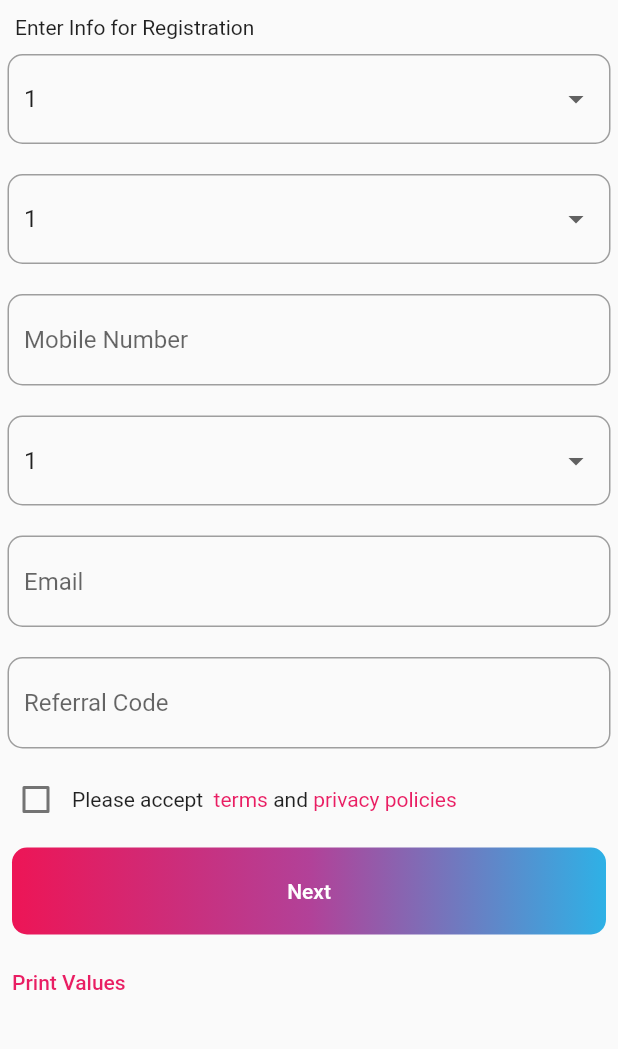
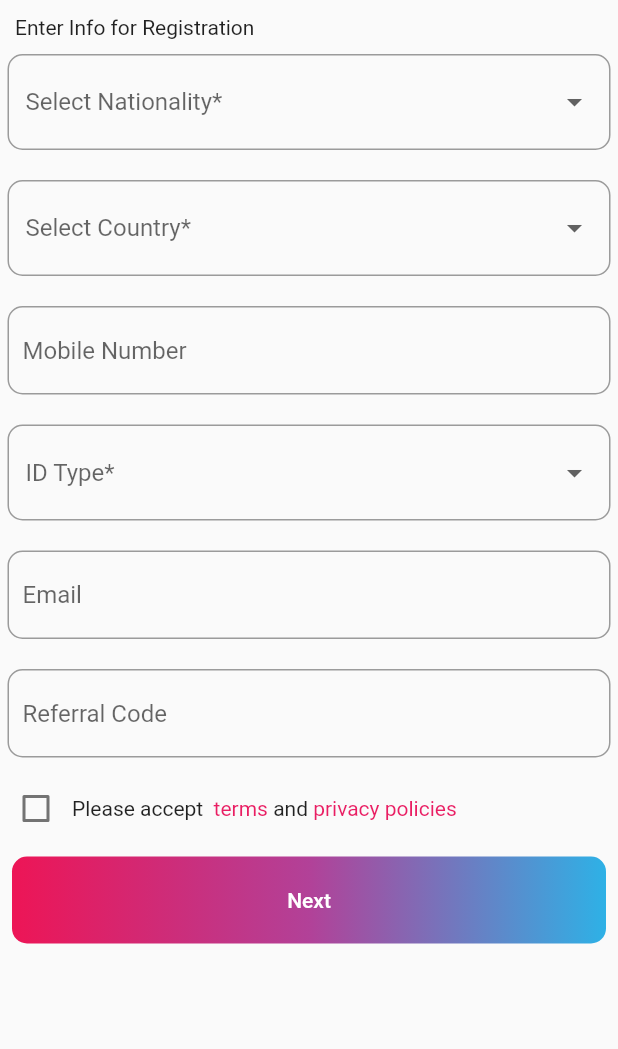
Before and after one commit to shuvo1997/sign_up, a Flutter app: the screen it shows after launch, on a phone screen of 412 x 824 dp, the part 150-1199 px from its top. Run offline on Flutter 3.47's test engine with Material 2 defaults, Android fonts, the phone set to English and light mode, and no system bars; our stand-ins replace get.

Commit message:
Added saved feature using text controller

```diff
--- a/lib/constants/field_lables.dart
+++ b/lib/constants/field_lables.dart
@@ -2,4 +2,7 @@ class FieldLabel {
   static String mobileFieldLabel = 'Mobile Number';
   static String emailFieldLabel = 'Email';
   static String referralFieldLabel = 'Referral Code';
+  static String nationalityFieldLabel = 'Select Nationality*';
+  static String countryFieldLabel = 'Select Country*';
+  static String idFieldLabel = 'ID Type*';
 }
--- a/lib/constants/field_list.dart
+++ b/lib/constants/field_list.dart
@@ -1,17 +1,47 @@
+import 'package:flutter/material.dart';
+
 import '../models/input_field.dart';
 import 'field_lables.dart';
 
-List<InputField> fields = [
-  InputField(labelName: 'Select Nationality', widgetType: WidgetType.DropDown),
-  InputField(labelName: 'Select Country', widgetType: WidgetType.DropDown),
+class FieldList {
+  static List<String> nationalityDropDown = [
+    'Bangladeshi',
+    'Indian',
+    'American'
+  ];
+  static List<String> countryCodeDropDown = ['BD +880', 'IN +91', 'USA +1'];
+
+  static List<String> idType = ['National ID', 'Birth Certificate '];
+  static List<InputField> fields = [
+    InputField(
+        labelName: FieldLabel.nationalityFieldLabel,
+        widgetType: WidgetType.DropDown,
+        dropDownValue: nationalityDropDown),
+    InputField(
+        labelName: FieldLabel.countryFieldLabel,
+        widgetType: WidgetType.DropDown,
+        dropDownValue: countryCodeDropDown),
     InputField(
         labelName: FieldLabel.mobileFieldLabel,
         widgetType: WidgetType.TextField,
-  ),
-  InputField(labelName: 'ID Type', widgetType: WidgetType.DropDown),
+        controller: TextEditingController()),
     InputField(
-      labelName: FieldLabel.emailFieldLabel, widgetType: WidgetType.TextField),
+        labelName: FieldLabel.idFieldLabel,
+        widgetType: WidgetType.DropDown,
+        dropDownValue: idType),
+    InputField(
+        labelName: FieldLabel.emailFieldLabel,
+        widgetType: WidgetType.TextField,
+        controller: TextEditingController()),
     InputField(
         labelName: FieldLabel.referralFieldLabel,
-      widgetType: WidgetType.TextField),
+        widgetType: WidgetType.TextField,
+        controller: TextEditingController()),
   ];
+
+  static void printValues() {
+    for (var value in fields) {
+      print(value.fieldValue);
+    }
+  }
+}
--- a/lib/models/input_field.dart
+++ b/lib/models/input_field.dart
@@ -9,6 +9,12 @@ class InputField {
   String labelName;
   WidgetType widgetType;
   String? fieldValue;
+  TextEditingController? controller;
+  List<String>? dropDownValue;
   InputField(
-      {required this.labelName, required this.widgetType, this.fieldValue});
+      {required this.labelName,
+      required this.widgetType,
+      this.fieldValue,
+      this.controller,
+      this.dropDownValue});
 }
--- a/lib/views/signup_view.dart
+++ b/lib/views/signup_view.dart
@@ -4,7 +4,6 @@ import 'package:sign_up/widgets/custom_button.dart';
 import 'package:sign_up/widgets/custom_dropdown.dart';
 import 'package:sign_up/widgets/gradient_appbar.dart';
 import 'package:sign_up/widgets/text_field.dart';
-import '../constants/field_lables.dart';
 import '../constants/field_list.dart';
 import '../controllers/signup_controller.dart';
 import '../models/input_field.dart';
@@ -17,24 +16,6 @@ class MySignUpPageView extends StatefulWidget {
 }
 
 class _MySignUpPageViewState extends State<MySignUpPageView> {
-  List<int> dropDownIntItems = List.generate(10, (index) => index);
-  List<String> dropDownStringItems = List.generate(10, (index) => ('$index'));
-
-  List<InputField> rowWidgets = [];
-
-  void printValues() {
-    for (var val in fields) {
-      print(val.fieldValue);
-    }
-  }
-
-  // TODO: Save the data
-  void onSaved(String? value) {
-    for (int i = 0; i < fields.length; i++) {
-      fields[i].fieldValue = value;
-    }
-  }
-
   @override
   Widget build(BuildContext context) {
     SignUpFormController formController = Get.put(SignUpFormController());
@@ -59,17 +40,20 @@ class _MySignUpPageViewState extends State<MySignUpPageView> {
                 key: formController.formKey,
                 child: ListView.builder(
                     shrinkWrap: true,
-                    itemCount: fields.length,
+                    itemCount: FieldList.fields.length,
                     itemBuilder: (context, index) {
-                      switch (fields[index].widgetType) {
+                      switch (FieldList.fields[index].widgetType) {
                         case WidgetType.DropDown:
                           return CustomDropdown(
-                              dropDownValues: dropDownStringItems,
-                              label: fields[index].labelName);
+                            label: FieldList.fields[index].labelName,
+                            dropDownList:
+                                FieldList.fields[index].dropDownValue!,
+                          );
                         case WidgetType.TextField:
                           return CustomTextField(
-                            label: fields[index].labelName,
-                            onSaved: onSaved,
+                            label: FieldList.fields[index].labelName,
+                            controller: FieldList.fields[index].controller!,
+                            textInputAction: TextInputAction.next,
                           );
                       }
                     }),
@@ -105,7 +89,6 @@ class _MySignUpPageViewState extends State<MySignUpPageView> {
               ],
             ),
             const CustomButton(),
-            TextButton(onPressed: printValues, child: Text('Print Values')),
           ],
         ),
       ),
--- a/lib/widgets/custom_dropdown.dart
+++ b/lib/widgets/custom_dropdown.dart
@@ -1,9 +1,10 @@
 import 'package:flutter/material.dart';
+import 'package:sign_up/constants/field_list.dart';
 
 class CustomDropdown extends StatefulWidget {
   String label;
-  List<String> dropDownValues;
-  CustomDropdown({Key? key, required this.dropDownValues, required this.label})
+  List<String> dropDownList;
+  CustomDropdown({Key? key, required this.label, required this.dropDownList})
       : super(key: key);
 
   @override
@@ -19,23 +20,19 @@ class _CustomDropdownState extends State<CustomDropdown> {
   //     dropDownIntValues = widget.dropDownValues;
   //   }
   // }
-  @override
-  CustomDropdown get widget => super.widget;
-  String dropDownValue = '1';
+
   @override
   Widget build(BuildContext context) {
+    String dropDownValue = widget.dropDownList.first;
     return Padding(
       padding: const EdgeInsets.symmetric(vertical: 10, horizontal: 5),
-      child: Container(
-        padding: const EdgeInsets.symmetric(vertical: 5, horizontal: 10),
-        decoration: BoxDecoration(
-            border: Border.all(color: Colors.grey),
-            borderRadius: BorderRadius.circular(10.0)),
-        child: DropdownButtonHideUnderline(
-            child: DropdownButton<String>(
-          value: dropDownValue,
+      child: DropdownButtonFormField<String>(
+        decoration: InputDecoration(
+            hintText: widget.label,
+            border:
+                OutlineInputBorder(borderRadius: BorderRadius.circular(10))),
         icon: const Icon(Icons.arrow_drop_down),
-          items: widget.dropDownValues.map((String value) {
+        items: widget.dropDownList.map((String value) {
           return DropdownMenuItem<String>(value: value, child: Text(value));
         }).toList(),
         onChanged: (String? newValue) {
@@ -43,7 +40,6 @@ class _CustomDropdownState extends State<CustomDropdown> {
             dropDownValue = newValue!;
           });
         },
-        )),
       ),
     );
   }
--- a/lib/widgets/text_field.dart
+++ b/lib/widgets/text_field.dart
@@ -1,45 +1,59 @@
 import 'package:flutter/material.dart';
 import 'package:get/get.dart';
 import 'package:sign_up/constants/field_lables.dart';
+import 'package:sign_up/constants/field_list.dart';
 
 class CustomTextField extends StatelessWidget {
   String label;
   TextInputType? keyboardType;
   TextInputAction? textInputAction;
-  void Function(String?)? onSaved;
+  TextEditingController controller;
 
-  CustomTextField({
-    Key? key,
+  CustomTextField(
+      {Key? key,
       required this.label,
       this.keyboardType,
       this.textInputAction,
-    this.onSaved,
-  }) : super(key: key);
+      required this.controller})
+      : super(key: key);
+
+  void saveData() {
+    if (label == FieldLabel.mobileFieldLabel) {
+      for (var element in FieldList.fields) {
+        if (element.labelName == label) {
+          element.fieldValue = controller.text;
+        }
+      }
+      // FieldList.fields[2].fieldValue = controller.text;
+    }
+    if (label == FieldLabel.emailFieldLabel) {
+      for (var element in FieldList.fields) {
+        if (element.labelName == label) {
+          element.fieldValue = controller.text;
+        }
+      }
+    }
+    if (label == FieldLabel.referralFieldLabel) {
+      for (var element in FieldList.fields) {
+        if (element.labelName == label) {
+          element.fieldValue = controller.text;
+        }
+      }
+    }
+  }
 
   @override
   Widget build(BuildContext context) {
     return Padding(
         padding: const EdgeInsets.symmetric(vertical: 10, horizontal: 5),
-        child: Container(
-          decoration: BoxDecoration(
-              border: Border.all(color: Colors.grey),
-              borderRadius: BorderRadius.circular(10.0)),
-          child:
-              // String? errorText;
-              // switch (label) {
-              //   case 'Email':
-              //     errorText = formController.errorTextEmail.value;
-              //     break;
-              //   case 'Referral Code':
-              //     errorText = formController.errorTextReferralCode.value;
-              //     break;
-              //   case 'Mobile Number':
-              //     errorText = formController.errorTextMobile.value;
-              //     break;
-              // }
-              TextFormField(
+        child: TextFormField(
+          controller: controller,
           autovalidateMode: AutovalidateMode.onUserInteraction,
-            onSaved: onSaved,
+          onFieldSubmitted: (text) {
+            // print(text);
+            // controller.clear();
+          },
+          onEditingComplete: saveData,
           validator: (value) {
             if (label == FieldLabel.mobileFieldLabel &&
                 (value == null || !value.isPhoneNumber)) {
@@ -59,10 +73,10 @@ class CustomTextField extends StatelessWidget {
           textInputAction: textInputAction,
           decoration: InputDecoration(
               hintText: label,
-                border: InputBorder.none,
+              border:
+                  OutlineInputBorder(borderRadius: BorderRadius.circular(10)),
               contentPadding:
                   const EdgeInsets.symmetric(horizontal: 10, vertical: 20)),
-          ),
         ));
   }
 }
```
Lines whose indentation alone changed are shown as unchanged.
